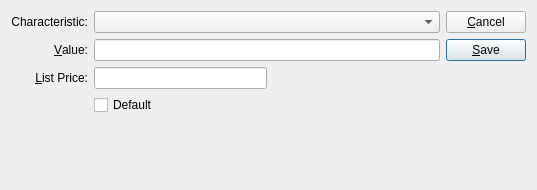
This is guiclient/characteristicAssignment.ui in Pegasus-RPG/xtuple-client as Qt 5 draws it before an edit. The edited form follows.
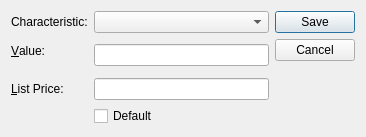
This is the edited form. Custom widgets are drawn as their Qt base class.

Commit message: issue #13779:  First pass adding combobox and date type support to characteristics.

The edit to the form file:
```diff
--- a/guiclient/characteristicAssignment.ui
+++ b/guiclient/characteristicAssignment.ui
@@ -8,167 +8,121 @@
 is available at www.xtuple.com/CPAL.  By using this software, you agree
 to be bound by its terms.</comment>
  <class>characteristicAssignment</class>
- <widget class="QDialog" name="characteristicAssignment" >
-  <property name="geometry" >
+ <widget class="QDialog" name="characteristicAssignment">
+  <property name="geometry">
    <rect>
     <x>0</x>
     <y>0</y>
-    <width>537</width>
-    <height>190</height>
+    <width>366</width>
+    <height>137</height>
    </rect>
   </property>
-  <property name="windowTitle" >
+  <property name="windowTitle">
    <string>Item Characteristic</string>
   </property>
-  <layout class="QGridLayout" >
-   <item row="0" column="0" >
-    <layout class="QVBoxLayout" >
-     <property name="spacing" >
-      <number>0</number>
-     </property>
-     <item>
-      <layout class="QGridLayout" >
-       <item row="1" column="1" >
-        <widget class="XLineEdit" name="_value" />
-       </item>
-       <item row="0" column="0" >
-        <widget class="QLabel" name="_characteristicLit" >
-         <property name="text" >
-          <string>Characteristic:</string>
+  <layout class="QGridLayout" name="gridLayout_4">
+   <item row="0" column="0">
+    <layout class="QFormLayout" name="formLayout">
+     <item row="0" column="0">
+      <widget class="QLabel" name="_characteristicLit">
+       <property name="text">
+        <string>Characteristic:</string>
+       </property>
+      </widget>
+     </item>
+     <item row="0" column="1">
+      <widget class="QComboBox" name="_char"/>
+     </item>
+     <item row="1" column="0">
+      <widget class="QLabel" name="_valueLit">
+       <property name="text">
+        <string>&amp;Value:</string>
+       </property>
+       <property name="buddy">
+        <cstring>_value</cstring>
+       </property>
+      </widget>
+     </item>
+     <item row="1" column="1">
+      <widget class="QStackedWidget" name="_stackedWidget">
+       <property name="currentIndex">
+        <number>0</number>
+       </property>
+       <widget class="QWidget" name="_textPage">
+        <layout class="QGridLayout" name="gridLayout_2">
+         <property name="margin">
+          <number>0</number>
          </property>
-         <property name="alignment" >
-          <set>Qt::AlignRight|Qt::AlignTrailing|Qt::AlignVCenter</set>
+         <item row="0" column="0">
+          <widget class="XLineEdit" name="_value"/>
+         </item>
+        </layout>
+        <zorder>_value</zorder>
+        <zorder>_value</zorder>
+       </widget>
+       <widget class="QWidget" name="_listPage">
+        <layout class="QGridLayout" name="gridLayout_3">
+         <property name="margin">
+          <number>0</number>
          </property>
-         <property name="buddy" >
-          <cstring>_char</cstring>
+         <item row="0" column="0">
+          <widget class="QComboBox" name="_listValue"/>
+         </item>
+        </layout>
+       </widget>
+       <widget class="QWidget" name="_datePage">
+        <layout class="QGridLayout" name="gridLayout">
+         <property name="margin">
+          <number>0</number>
          </property>
-        </widget>
-       </item>
-       <item row="3" column="1" >
-        <widget class="QCheckBox" name="_default" >
-         <property name="text" >
-          <string>Default</string>
-         </property>
-        </widget>
-       </item>
-       <item row="1" column="0" >
-        <widget class="QLabel" name="_valueLit" >
-         <property name="text" >
-          <string>&amp;Value:</string>
-         </property>
-         <property name="alignment" >
-          <set>Qt::AlignRight|Qt::AlignTrailing|Qt::AlignVCenter</set>
-         </property>
-         <property name="buddy" >
-          <cstring>_value</cstring>
-         </property>
-        </widget>
-       </item>
-       <item row="0" column="1" >
-        <widget class="XComboBox" name="_char" />
-       </item>
-       <item row="2" column="0" >
-        <widget class="QLabel" name="_listpriceLit" >
-         <property name="text" >
-          <string>&amp;List Price:</string>
-         </property>
-         <property name="alignment" >
-          <set>Qt::AlignRight|Qt::AlignTrailing|Qt::AlignVCenter</set>
-         </property>
-         <property name="buddy" >
-          <cstring>_value</cstring>
-         </property>
-        </widget>
-       </item>
-       <item row="2" column="1" >
-        <layout class="QHBoxLayout" >
-         <item>
-          <widget class="XLineEdit" name="_listprice" />
+         <item row="0" column="0">
+          <widget class="DLineEdit" name="_dateValue"/>
          </item>
-         <item>
-          <spacer>
-           <property name="orientation" >
-            <enum>Qt::Horizontal</enum>
-           </property>
-           <property name="sizeHint" stdset="0" >
-            <size>
-             <width>40</width>
-             <height>0</height>
-            </size>
-           </property>
-          </spacer>
-         </item>
         </layout>
-       </item>
-      </layout>
+       </widget>
+      </widget>
      </item>
-     <item>
-      <spacer>
-       <property name="orientation" >
-        <enum>Qt::Vertical</enum>
+     <item row="2" column="0">
+      <widget class="QLabel" name="_listpriceLit">
+       <property name="text">
+        <string>&amp;List Price:</string>
        </property>
-       <property name="sizeType" >
-        <enum>QSizePolicy::Expanding</enum>
+       <property name="buddy">
+        <cstring>_value</cstring>
        </property>
-       <property name="sizeHint" stdset="0" >
-        <size>
-         <width>332</width>
-         <height>0</height>
-        </size>
+      </widget>
+     </item>
+     <item row="2" column="1">
+      <widget class="XLineEdit" name="_listprice"/>
+     </item>
+     <item row="3" column="1">
+      <widget class="QCheckBox" name="_default">
+       <property name="text">
+        <string>Default</string>
        </property>
-      </spacer>
+      </widget>
      </item>
     </layout>
    </item>
-   <item row="0" column="1" >
-    <layout class="QVBoxLayout" >
-     <item>
-      <widget class="QPushButton" name="_close" >
-       <property name="text" >
-        <string>&amp;Cancel</string>
-       </property>
-      </widget>
-     </item>
-     <item>
-      <widget class="QPushButton" name="_save" >
-       <property name="text" >
-        <string>&amp;Save</string>
-       </property>
-       <property name="autoDefault" >
-        <bool>true</bool>
-       </property>
-       <property name="default" >
-        <bool>true</bool>
-       </property>
-      </widget>
-     </item>
-     <item>
-      <spacer>
-       <property name="orientation" >
-        <enum>Qt::Vertical</enum>
-       </property>
-       <property name="sizeType" >
-        <enum>QSizePolicy::Expanding</enum>
-       </property>
-       <property name="sizeHint" stdset="0" >
-        <size>
-         <width>77</width>
-         <height>0</height>
-        </size>
-       </property>
-      </spacer>
-     </item>
-    </layout>
+   <item row="0" column="1">
+    <widget class="QDialogButtonBox" name="_buttonBox">
+     <property name="orientation">
+      <enum>Qt::Vertical</enum>
+     </property>
+     <property name="standardButtons">
+      <set>QDialogButtonBox::Cancel|QDialogButtonBox::Save</set>
+     </property>
+    </widget>
    </item>
   </layout>
  </widget>
- <layoutdefault spacing="6" margin="11" />
+ <layoutdefault spacing="6" margin="11"/>
  <pixmapfunction>qPixmapFromMimeSource</pixmapfunction>
  <customwidgets>
   <customwidget>
-   <class>XComboBox</class>
-   <extends>QComboBox</extends>
-   <header>xcombobox.h</header>
+   <class>DLineEdit</class>
+   <extends>QWidget</extends>
+   <header>datecluster.h</header>
   </customwidget>
   <customwidget>
    <class>XLineEdit</class>
```
Left out of the diff: 26 changed lines with no effect on the pictures. The commit also changes 15 other files.
